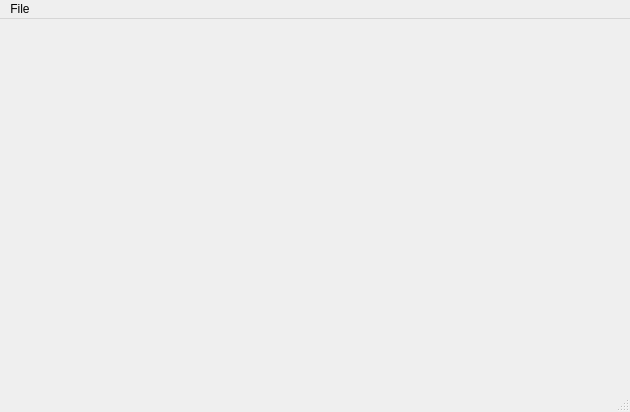
ulange/Sudoku-Solver, file mainwindow.ui: the form before one commit.
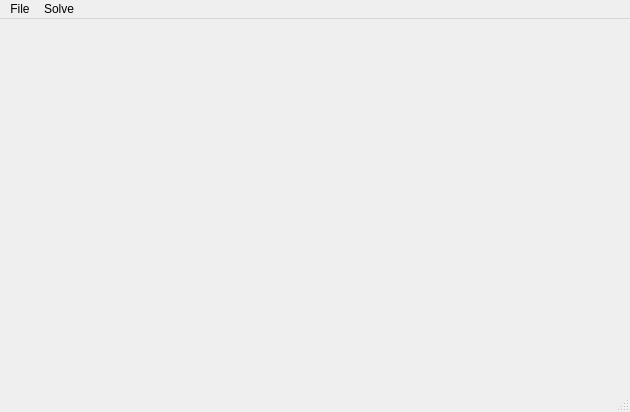
The form after the commit.

What changed in the file:
```diff
--- a/mainwindow.ui
+++ b/mainwindow.ui
@@ -29,8 +29,17 @@
     </property>
     <addaction name="actionLoad"/>
     <addaction name="actionSave"/>
+    <addaction name="actionLoad_Image"/>
+   </widget>
+   <widget class="QMenu" name="menuSolve">
+    <property name="title">
+     <string>Solve</string>
+    </property>
+    <addaction name="actionSolve_All"/>
+    <addaction name="actionSolve_Next_Step"/>
    </widget>
    <addaction name="menuFile"/>
+   <addaction name="menuSolve"/>
   </widget>
   <widget class="QStatusBar" name="statusBar"/>
   <action name="actionLoad">
```
Left out of the diff: 35 changed lines with no effect on the pictures.
